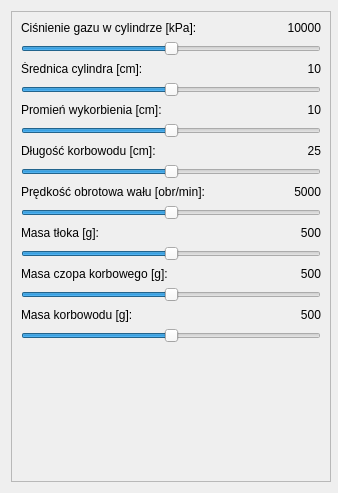
Before: the Qt Designer form ui/list.ui in MarDom92/Praca_przejsciowa, drawn with Qt 5.
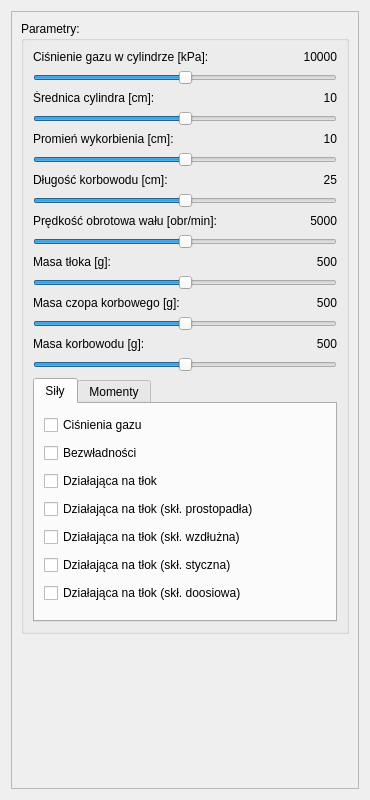
After: the same form once the commit is applied.

Commit message: modyfikacja ui - dodanie checkboxow do wyswietlania lub ukrycja serii danych

Diff of the .ui file:
```diff
--- a/ui/list.ui
+++ b/ui/list.ui
@@ -6,24 +6,30 @@
    <rect>
     <x>0</x>
     <y>0</y>
-    <width>338</width>
-    <height>493</height>
+    <width>370</width>
+    <height>800</height>
    </rect>
   </property>
+  <property name="sizePolicy">
+   <sizepolicy hsizetype="Preferred" vsizetype="Preferred">
+    <horstretch>0</horstretch>
+    <verstretch>0</verstretch>
+   </sizepolicy>
+  </property>
   <property name="minimumSize">
    <size>
-    <width>200</width>
-    <height>200</height>
+    <width>370</width>
+    <height>800</height>
    </size>
   </property>
   <property name="windowTitle">
    <string>Form</string>
   </property>
-  <layout class="QGridLayout" name="gridLayout">
-   <item row="0" column="0">
+  <layout class="QVBoxLayout" name="verticalLayout_5">
+   <item>
     <widget class="QScrollArea" name="scrollArea">
      <property name="sizePolicy">
-      <sizepolicy hsizetype="Expanding" vsizetype="Expanding">
+      <sizepolicy hsizetype="Preferred" vsizetype="Expanding">
        <horstretch>0</horstretch>
        <verstretch>0</verstretch>
       </sizepolicy>
@@ -42,12 +48,18 @@
        <rect>
         <x>0</x>
         <y>0</y>
-        <width>318</width>
-        <height>473</height>
+        <width>350</width>
+        <height>780</height>
        </rect>
       </property>
       <layout class="QVBoxLayout" name="verticalLayout">
        <item>
+        <widget class="QGroupBox" name="groupBox_parameters">
+         <property name="title">
+          <string>Parametry:</string>
+         </property>
+         <layout class="QVBoxLayout" name="verticalLayout_3">
+          <item>
         <layout class="QHBoxLayout" name="horizontalLayout" stretch="0,0">
          <property name="spacing">
           <number>6</number>
@@ -485,6 +497,113 @@
         </widget>
        </item>
        <item>
+           <widget class="QTabWidget" name="tabWidget">
+            <property name="currentIndex">
+             <number>0</number>
+            </property>
+            <widget class="QWidget" name="tab_forces">
+             <attribute name="title">
+              <string>Siły</string>
+             </attribute>
+             <layout class="QVBoxLayout" name="verticalLayout_2">
+              <item>
+               <widget class="QCheckBox" name="checkBox_gasPressureForce">
+                <property name="text">
+                 <string>Ciśnienia gazu</string>
+                </property>
+               </widget>
+              </item>
+              <item>
+               <widget class="QCheckBox" name="checkBox_inertialForce">
+                <property name="text">
+                 <string>Bezwładności</string>
+                </property>
+               </widget>
+              </item>
+              <item>
+               <widget class="QCheckBox" name="checkBox_pistonForce">
+                <property name="text">
+                 <string>Działająca na tłok</string>
+                </property>
+               </widget>
+              </item>
+              <item>
+               <widget class="QCheckBox" name="checkBox_pistonForce_N">
+                <property name="text">
+                 <string>Działająca na tłok (skł. prostopadła)</string>
+                </property>
+               </widget>
+              </item>
+              <item>
+               <widget class="QCheckBox" name="checkBox_pistonForce_Pk">
+                <property name="text">
+                 <string>Działająca na tłok (skł. wzdłużna)</string>
+                </property>
+               </widget>
+              </item>
+              <item>
+               <widget class="QCheckBox" name="checkBox_pistonForce_Pk_tangencial">
+                <property name="text">
+                 <string>Działająca na tłok (skł. styczna)</string>
+                </property>
+               </widget>
+              </item>
+              <item>
+               <widget class="QCheckBox" name="checkBox_pistonForce_Pk_centripetal">
+                <property name="text">
+                 <string>Działająca na tłok (skł. doosiowa)</string>
+                </property>
+               </widget>
+              </item>
+             </layout>
+            </widget>
+            <widget class="QWidget" name="tab_torques">
+             <attribute name="title">
+              <string>Momenty</string>
+             </attribute>
+             <layout class="QVBoxLayout" name="verticalLayout_4">
+              <item>
+               <widget class="QCheckBox" name="checkBox_torqueCrankshaft">
+                <property name="text">
+                 <string>Obrotowy wału korbowego</string>
+                </property>
+               </widget>
+              </item>
+              <item>
+               <widget class="QCheckBox" name="checkBox_torque_Pk">
+                <property name="text">
+                 <string>Od składowej wzdłużnej</string>
+                </property>
+               </widget>
+              </item>
+              <item>
+               <widget class="QCheckBox" name="checkBox_torqueReactive">
+                <property name="text">
+                 <string>Reakcyjny</string>
+                </property>
+               </widget>
+              </item>
+              <item>
+               <spacer name="verticalSpacer_2">
+                <property name="orientation">
+                 <enum>Qt::Vertical</enum>
+                </property>
+                <property name="sizeHint" stdset="0">
+                 <size>
+                  <width>20</width>
+                  <height>124</height>
+                 </size>
+                </property>
+               </spacer>
+              </item>
+             </layout>
+            </widget>
+           </widget>
+          </item>
+         </layout>
+        </widget>
+       </item>
+       <item>
         <spacer name="verticalSpacer">
          <property name="orientation">
           <enum>Qt::Vertical</enum>
```
Left out of the diff: 16 changed lines with no effect on the pictures. Lines whose indentation alone changed are shown as unchanged. The commit also changes 3 other files.
